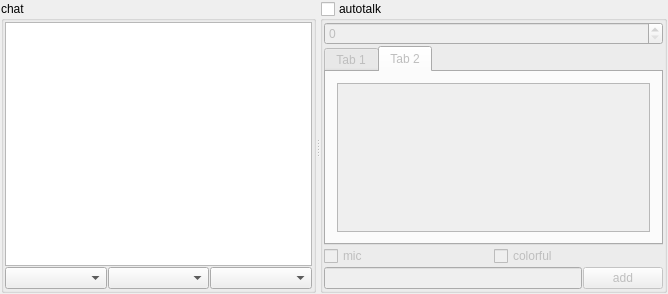
The window that SaSH/form/chatinfoform.ui (bestkakkoii/SaSH) describes before a commit, drawn with Qt 5.
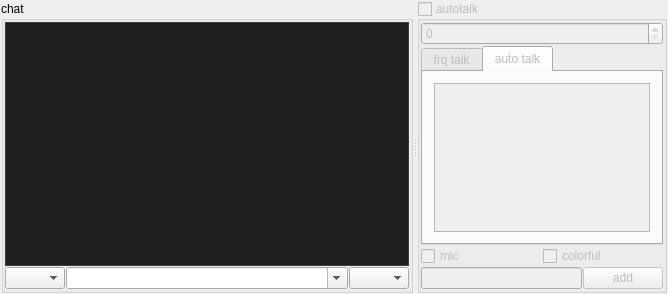
The same window after the commit. The open tabs and pages were chosen to show the change. Custom widgets are drawn as their Qt base class.

What changed in the file:
```diff
--- a/SaSH/form/chatinfoform.ui
+++ b/SaSH/form/chatinfoform.ui
@@ -60,7 +60,178 @@
           <number>1</number>
          </property>
          <item>
-          <widget class="QTableWidget" name="tableWidget"/>
+          <widget class="ListView" name="listView_log">
+           <property name="font">
+            <font>
+             <family>微軟正黑體</family>
+             <pointsize>8</pointsize>
+            </font>
+           </property>
+           <property name="contextMenuPolicy">
+            <enum>Qt::CustomContextMenu</enum>
+           </property>
+           <property name="styleSheet">
+            <string notr="true">QListView {
+    /*color: rgb(214,214,214);*/
+    background: rgb(31,31,31);
+    border: 1px solid rgb(61,61,61);
+    alternate-background-color: #525252;
+    gridline-color: transparent;
+	outline:none;
+}
+
+QListView QTableCornerButton::section {
+    /*color: rgb(214,214,214);*/
+    background: rgb(31,31,31);
+    border: 0px solid #418bc9;/*边框*/
+    border-radius:0px;/*边框圆角*/
+    border-color: rgb(41, 139, 201);/*边框颜色*/
+    font: bold 11pt;/*字体大小*/
+    padding:12px 0 0 10px;/*内边距*/
+ }
+
+QListView::item {
+    /*color: rgb(214,214,214);*/
+    background: rgb(31,31,31);
+}
+
+QListView::item:selected {
+    /*color: rgb(214,214,214);*/
+    background:rgb(61,61,61); /* qlineargradient(spread:pad, x1:0, y1:0, x2:0, y2:1, stop:0 #484848, stop:1 #383838);*/
+}
+
+QListView::item:hover {
+    background:rgb(61,61,61);
+}
+
+QHeaderView {
+    text-align: center;
+    background: rgb(31,31,31);
+    padding: 0px;
+    margin: 0px;
+    color: rgb(250,250,250);
+    border: 0px solid rgb(61,61,61);
+
+}
+
+QHeaderView::section::vertical {
+    text-align: center;
+    background: rgb(31,31,31);
+    padding: 3px;
+    margin: 0px;
+    color: rgb(250,250,250);
+    border: 0px solid rgb(61,61,61);
+    border-left-width: 0;
+	border-bottom-width: 1;
+	border-right-width: 1;
+}
+
+QHeaderView::section::horizontal{
+    text-align: center;
+    background: rgb(31,31,31);
+    padding: 3px;
+    margin: 0px;
+    color: rgb(250,250,250);
+    border: 0px solid rgb(61,61,61);
+    border-left-width: 0;
+	border-bottom-width: 1;
+	border-right-width: 1;
+}
+
+QScrollBar:vertical {
+    background: rgb(46,46,46);
+	width: 20px;
+	height:20px;
+}
+
+QScrollBar::handle:vertical {
+    background: rgb(71,71,71);
+  	border: 3px solid  rgb(46,46,46);
+}
+
+QScrollBar::handle:hover:vertical,
+QScrollBar::handle:pressed:vertical {
+    background: rgb(153,153,153);
+}
+
+QScrollBar::sub-page:vertical {
+	height:9px;
+    background: 444444;
+}
+
+QScrollBar::add-page:vertical {
+	height:9px;
+    background: 5B5B5B;
+}
+
+QScrollBar::add-line:vertical {
+	height:9px;
+    background: none;
+}
+
+QScrollBar::sub-line:vertical {
+	height:9px;
+    background: none;
+}
+
+QScrollBar:horizontal {
+    background: rgb(46,46,46);
+}
+
+QScrollBar::handle:horizontal {
+    background: rgb(71,71,71);
+  	border: 3px solid  rgb(46,46,46);
+}
+
+QScrollBar::handle:hover:horizontal,
+QScrollBar::handle:pressed:horizontal {
+    background: rgb(153,153,153);
+}
+
+QScrollBar::sub-page:horizontal {
+    background: 444444;
+}
+
+QScrollBar::add-page:horizontal {
+    background: 5B5B5B;
+}
+
+QScrollBar::add-line:horizontal {
+    background: none;
+}
+
+QScrollBar::sub-line:horizontal {
+    background: none;
+}
+
+QToolTip{
+border-style:none; 
+background-color: rgb(57, 58, 60);
+color: rgb(208, 208, 208);
+}</string>
+           </property>
+           <property name="editTriggers">
+            <set>QAbstractItemView::NoEditTriggers</set>
+           </property>
+           <property name="selectionBehavior">
+            <enum>QAbstractItemView::SelectRows</enum>
+           </property>
+           <property name="textElideMode">
+            <enum>Qt::ElideNone</enum>
+           </property>
+           <property name="verticalScrollMode">
+            <enum>QAbstractItemView::ScrollPerPixel</enum>
+           </property>
+           <property name="horizontalScrollMode">
+            <enum>QAbstractItemView::ScrollPerPixel</enum>
+           </property>
+           <property name="uniformItemSizes">
+            <bool>true</bool>
+           </property>
+           <property name="wordWrap">
+            <bool>true</bool>
+           </property>
+          </widget>
          </item>
          <item>
           <layout class="QHBoxLayout" name="horizontalLayout_3">
@@ -68,13 +239,31 @@
             <number>1</number>
            </property>
            <item>
-            <widget class="QComboBox" name="comboBox"/>
+            <widget class="QComboBox" name="comboBox_channel">
+             <property name="maximumSize">
+              <size>
+               <width>60</width>
+               <height>16777215</height>
+              </size>
+             </property>
+            </widget>
            </item>
            <item>
-            <widget class="QComboBox" name="comboBox_2"/>
+            <widget class="QComboBox" name="comboBox_send">
+             <property name="editable">
+              <bool>true</bool>
+             </property>
+            </widget>
            </item>
            <item>
-            <widget class="QComboBox" name="comboBox_3"/>
+            <widget class="QComboBox" name="comboBox_color">
+             <property name="maximumSize">
+              <size>
+               <width>60</width>
+               <height>16777215</height>
+              </size>
+             </property>
+            </widget>
            </item>
           </layout>
          </item>
@@ -83,6 +272,15 @@
       </layout>
      </widget>
      <widget class="QGroupBox" name="groupBox_2">
+      <property name="enabled">
+       <bool>false</bool>
+      </property>
+      <property name="maximumSize">
+       <size>
+        <width>250</width>
+        <height>16777215</height>
+       </size>
+      </property>
       <property name="title">
        <string>autotalk</string>
       </property>
@@ -123,7 +321,7 @@
            </property>
            <widget class="QWidget" name="tab">
             <attribute name="title">
-             <string>Tab 1</string>
+             <string>frq talk</string>
             </attribute>
             <layout class="QGridLayout" name="gridLayout_2">
              <item row="0" column="0">
@@ -133,7 +331,7 @@
            </widget>
            <widget class="QWidget" name="tab_2">
             <attribute name="title">
-             <string>Tab 2</string>
+             <string>auto talk</string>
             </attribute>
             <layout class="QGridLayout" name="gridLayout_3">
              <item row="0" column="0">
@@ -190,6 +388,13 @@
   </layout>
  </widget>
  <layoutdefault spacing="6" margin="11"/>
+ <customwidgets>
+  <customwidget>
+   <class>ListView</class>
+   <extends>QListView</extends>
+   <header location="global">listview.h</header>
+  </customwidget>
+ </customwidgets>
  <resources/>
  <connections/>
 </ui>
```
Left out of the diff: 2 changed lines with no effect on the pictures.
